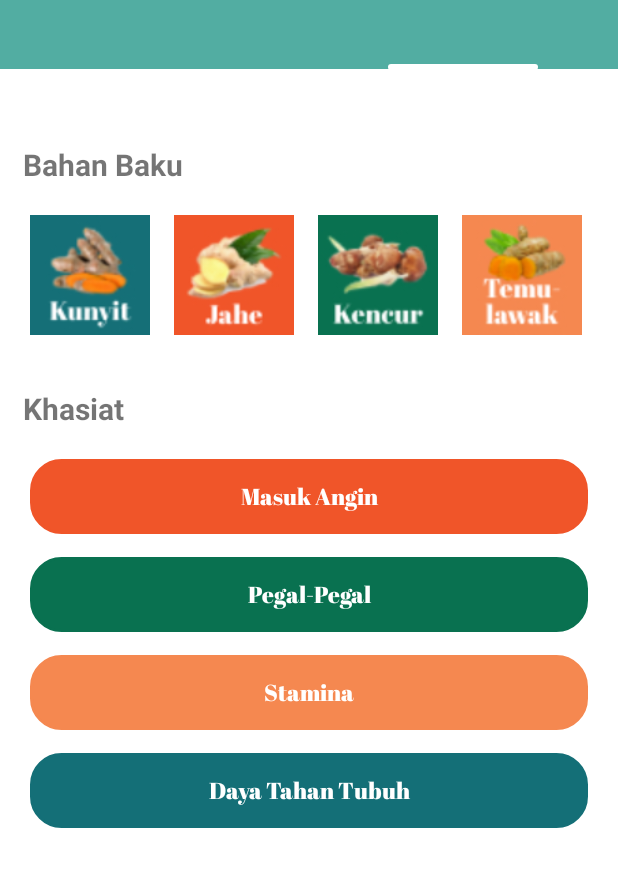
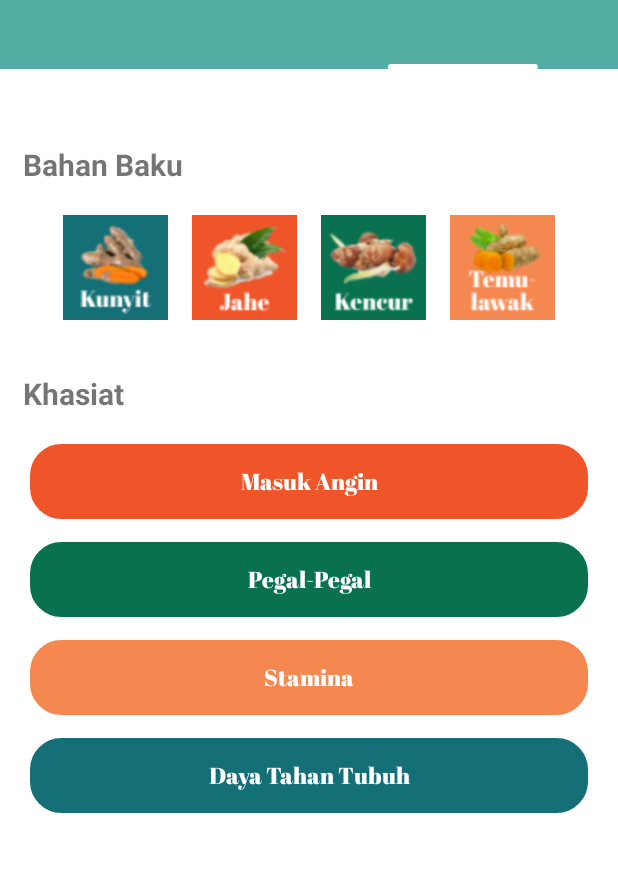
Before and after one commit to MonsterGege/JamuApp, an Android app: the screen it shows after launch (MainActivity), tab 2 chosen, on a phone screen of 412 x 824 dp, the part 74-961 px from its top. Run offline under Robolectric (Android 15) with nearby library versions, the phone set to English and light mode, and no system bars.

Commit message:
fixing ui

```diff
--- a/app/src/main/java/com/cantek/jamune/Category.kt
+++ b/app/src/main/java/com/cantek/jamune/Category.kt
@@ -6,7 +6,13 @@ import android.view.LayoutInflater
 import android.view.View
 import android.view.ViewGroup
 
-class Category : Fragment(R.layout.fragment_category) {
+class Category : Fragment() {
+    override fun onCreateView(
+        inflater: LayoutInflater, container: ViewGroup?,
+        savedInstanceState: Bundle?
+    ): View? {
+        // Inflate the layout for this fragment
+        return inflater.inflate(R.layout.fragment_category, container, false)
 
-
+    }
 }
--- a/app/src/main/java/com/cantek/jamune/List.kt
+++ b/app/src/main/java/com/cantek/jamune/List.kt
@@ -6,7 +6,14 @@ import android.view.LayoutInflater
 import android.view.View
 import android.view.ViewGroup
 
-class List : Fragment(R.layout.fragment_list) {
+class List : Fragment() {
+    override fun onCreateView(
+        inflater: LayoutInflater, container: ViewGroup?,
+        savedInstanceState: Bundle?
+    ): View? {
+        // Inflate the layout for this fragment
+        return inflater.inflate(R.layout.fragment_list, container, false)
 
+    }
 
 }
--- a/app/src/main/java/com/cantek/jamune/MainActivity.kt
+++ b/app/src/main/java/com/cantek/jamune/MainActivity.kt
@@ -3,10 +3,8 @@ package com.cantek.jamune
 import android.app.Activity
 import android.os.Bundle
 import androidx.appcompat.app.AppCompatActivity
-import androidx.fragment.app.FragmentManager
 import androidx.viewpager.widget.ViewPager
 import com.cantek.jamune.adapter.PageAdapter
-import com.google.android.material.tabs.TabItem
 import com.google.android.material.tabs.TabLayout
 
 class MainActivity : AppCompatActivity() {
--- a/app/src/main/java/com/cantek/jamune/MainAdapter.kt
+++ /dev/null
@@ -1,28 +0,0 @@
-package com.cantek.jamune
-
-import androidx.fragment.app.Fragment
-import androidx.fragment.app.FragmentManager
-import androidx.fragment.app.FragmentPagerAdapter
-import java.util.ArrayList
-
-class MainAdapter(supportFragmentManager: FragmentManager) : FragmentPagerAdapter(supportFragmentManager, BEHAVIOR_RESUME_ONLY_CURRENT_FRAGMENT) {
-    private val fragmentlist = ArrayList<Fragment>()
-    private val title  = ArrayList<String>()
-
-    override fun getItem(position: Int): Fragment {
-        return fragmentlist[position]
-    }
-
-    override fun getCount(): Int {
-        return fragmentlist.size
-    }
-
-    override fun getPageTitle(position: Int): CharSequence? {
-        return title[position]
-    }
-
-    fun addFragment(fragment: Fragment,titles:String){
-        fragmentlist.add(fragment)
-        title.add(titles)
-    }
-}
--- a/app/src/main/res/layout/fragment_category.xml
+++ b/app/src/main/res/layout/fragment_category.xml
@@ -18,17 +18,18 @@
     <RelativeLayout
         android:layout_width="match_parent"
         android:layout_height="wrap_content"
+        android:gravity="center"
         android:layout_margin="20dp">
 
         <ImageView
             android:id="@+id/one"
-            android:layout_width="80dp"
-            android:layout_height="80dp"
+            android:layout_width="70dp"
+            android:layout_height="70dp"
             android:background="@drawable/kunyit" />
         <ImageView
             android:id="@+id/two"
-            android:layout_width="80dp"
-            android:layout_height="80dp"
+            android:layout_width="70dp"
+            android:layout_height="70dp"
             android:background="@drawable/jahe"
             android:scaleType="centerCrop"
             android:layout_marginLeft="16dp"
@@ -36,15 +37,15 @@
             />
         <ImageView
             android:id="@+id/three"
-            android:layout_width="80dp"
-            android:layout_height="80dp"
+            android:layout_width="70dp"
+            android:layout_height="70dp"
             android:background="@drawable/kencur"
             android:layout_marginLeft="16dp"
             android:layout_toRightOf="@id/two" />
         <ImageView
             android:id="@+id/four"
-            android:layout_width="80dp"
-            android:layout_height="80dp"
+            android:layout_width="70dp"
+            android:layout_height="70dp"
             android:background="@drawable/temulawakk"
             android:layout_marginLeft="16dp"
             android:layout_toRightOf="@id/three"
```
